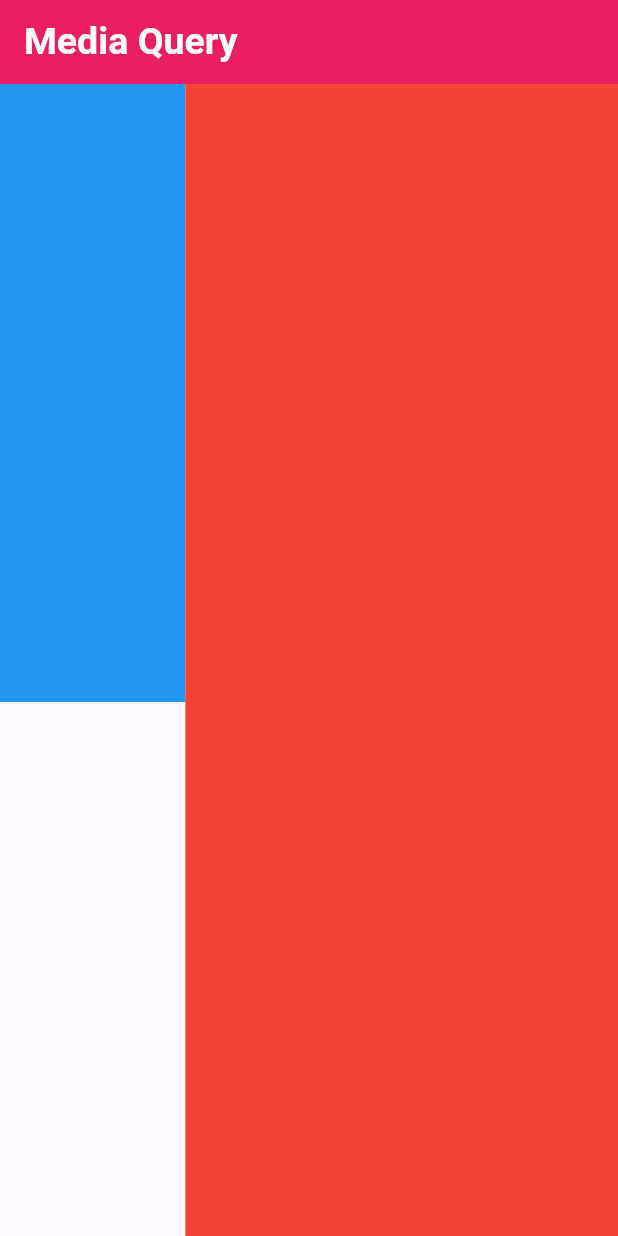
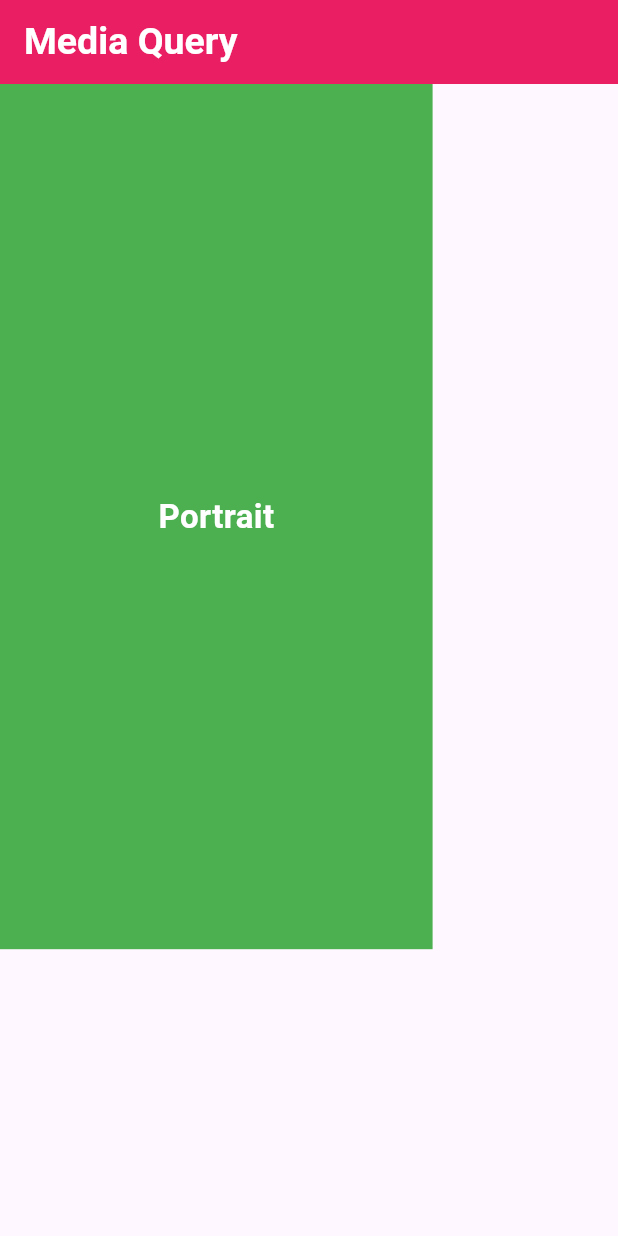
Before and after one commit to alhasann351/media_query, a Flutter app: the screen it shows after launch, on a phone screen of 412 x 824 dp. Run offline on Flutter 3.47's test engine with Material 3 defaults, Android fonts, the phone set to English and light mode, and no system bars.

Commit message:
apply media query with builder

```diff
--- a/lib/main.dart
+++ b/lib/main.dart
@@ -40,7 +40,7 @@
           ),
         ),
       ),
-      body: Row(
+      /*body: Row(
         crossAxisAlignment: CrossAxisAlignment.start,
         children: [
           Container(
@@ -54,6 +54,51 @@
             color: Colors.red,
           ),
         ],
+      ),*/
+      body: Builder(
+        builder: (context) {
+          if (_mediaQuery.orientation == Orientation.portrait) {
+            return portraitWidget(_mediaQuery.size);
+          } else {
+            return landscapeWidget(_mediaQuery.size);
+          }
+        },
+      ),
+    );
+  }
+
+  Widget portraitWidget(Size size) {
+    return Container(
+      color: Colors.green,
+      height: size.height * 0.7,
+      width: size.width * 0.7,
+      child: const Center(
+        child: Text(
+          'Portrait',
+          style: TextStyle(
+            fontWeight: FontWeight.bold,
+            fontSize: 22,
+            color: Colors.white,
+          ),
+        ),
+      ),
+    );
+  }
+
+  Widget landscapeWidget(Size size) {
+    return Container(
+      color: Colors.blue,
+      height: size.height * 0.3,
+      width: size.width * 0.5,
+      child: const Center(
+        child: Text(
+          'Landscape',
+          style: TextStyle(
+            fontWeight: FontWeight.bold,
+            fontSize: 22,
+            color: Colors.white,
+          ),
+        ),
       ),
     );
   }
```
